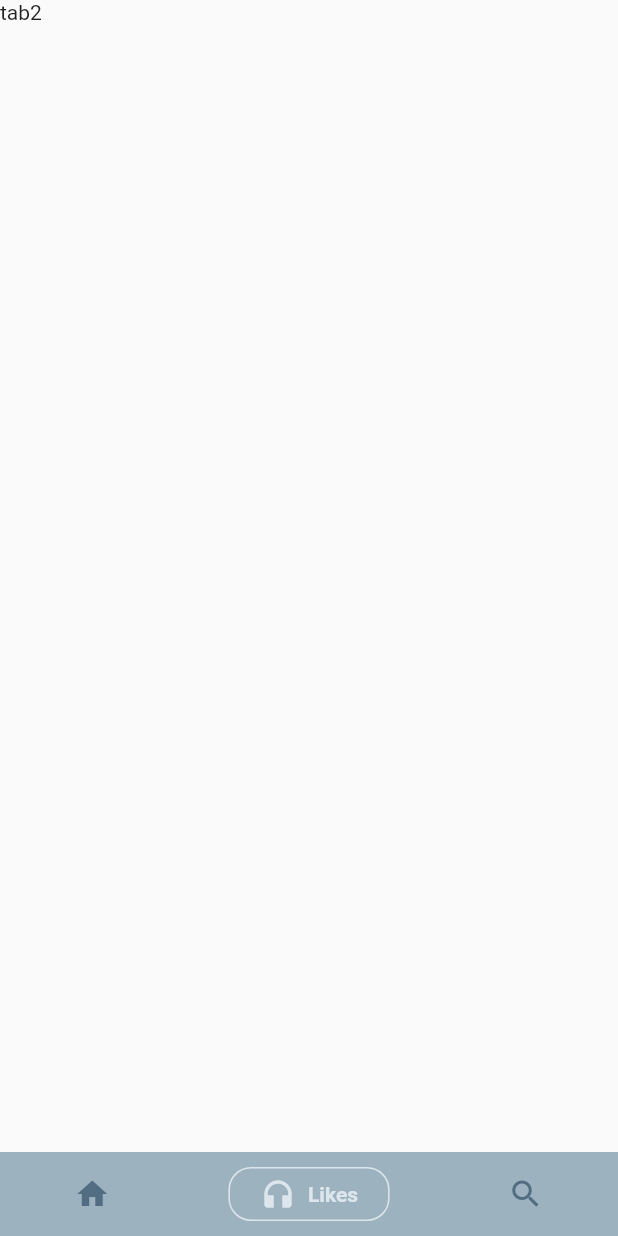
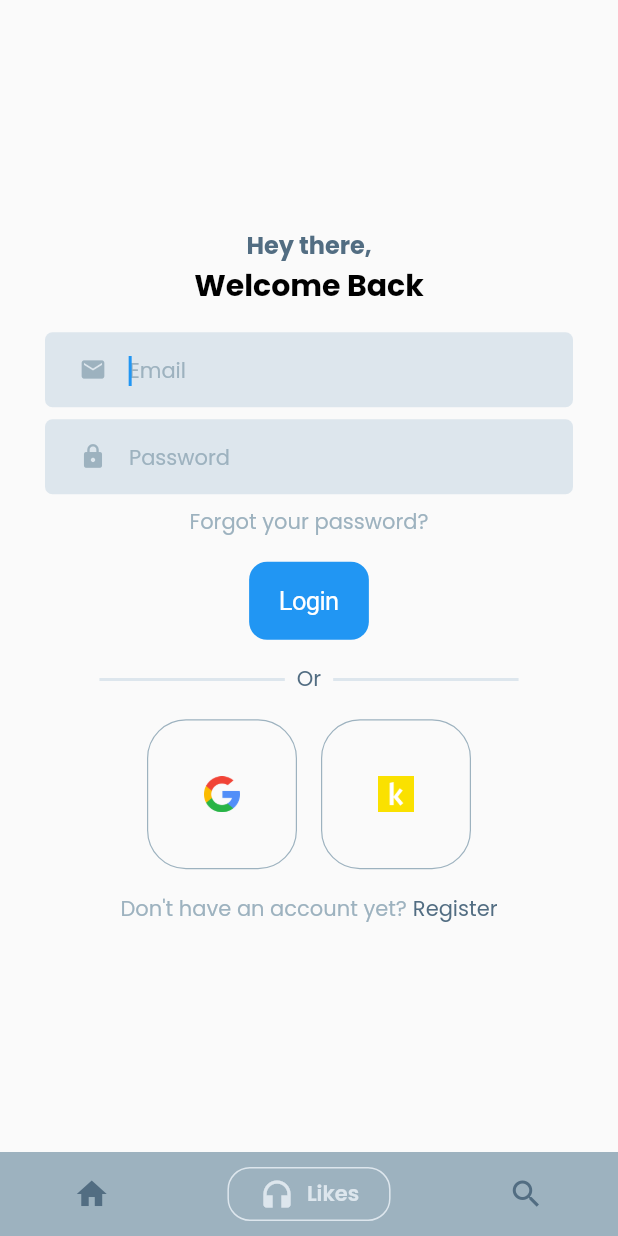
Before and after one commit to CoPumTa/CoPumTa_App, a Flutter app: the screen it shows after launch, item 2 of the bottom bar chosen, on a phone screen of 412 x 824 dp. Run offline on Flutter 3.47's test engine with Material 2 defaults, Android fonts, the phone set to English and light mode, and no system bars; drawn by our look-alikes of google_nav_bar; our stand-ins replace fluttertoast.

Commit message:
implement UI of login page

```diff
--- a/lib/main.dart
+++ b/lib/main.dart
@@ -1,3 +1,4 @@
+import 'package:client/pages/login/login_page.dart';
 import 'package:flutter/material.dart';
 
 import 'components/bottom_navigation_bar.dart';
@@ -34,18 +35,17 @@ class _MainAppState extends State<MainApp> with SingleTickerProviderStateMixin {
   @override
   Widget build(BuildContext context) {
     return MaterialApp(
+        theme: ThemeData(fontFamily: 'Poppins'),
         home: Scaffold(
           body: TabBarView(
               physics: const NeverScrollableScrollPhysics(),
               controller: _tabController,
               children: [
                 Timer(),
-            Tab2(),
+                LoginPage(),
                 Tab3(),
-          ]
-        ),
+              ]),
           bottomNavigationBar: NavBar(_tabController),
-      )
-    );
+        ));
   }
 }
--- /dev/null
+++ b/lib/pages/login/login_page.dart
@@ -0,0 +1,79 @@
+import 'package:client/style.dart';
+import 'package:client/widgets/gap.dart';
+import 'package:client/widgets/login_social_button.dart';
+import 'package:client/widgets/login_text_input.dart';
+import 'package:flutter/cupertino.dart';
+import 'package:flutter/material.dart';
+
+class LoginPage extends StatelessWidget {
+  final double gap = 8.0;
+
+  @override
+  Widget build(BuildContext context) {
+    return Padding(
+        padding: EdgeInsetsDirectional.fromSTEB(30, 0, 30, 0),
+        child: Column(
+            mainAxisSize: MainAxisSize.max,
+            mainAxisAlignment: MainAxisAlignment.center,
+            children: [
+              Text("Hey there,", style: TextStyles.Secondary),
+              Text("Welcome Back", style: TextStyles.Primary),
+              Gap(height: gap * 2),
+              LoginTextInput(hintText: 'Email', prefixIcon: Icons.mail),
+              Gap(height: gap),
+              LoginTextInput(hintText: 'Password', prefixIcon: Icons.lock),
+              Gap(height: gap),
+              Text("Forgot your password?", style: TextStyles.Hint),
+              Gap(height: gap * 2),
+              CupertinoButton.filled(child: Text('Login'), onPressed: () {}),
+              Gap(height: gap * 2),
+              Row(
+                mainAxisSize: MainAxisSize.max,
+                mainAxisAlignment: MainAxisAlignment.center,
+                children: [
+                  Container(
+                    width: MediaQuery.sizeOf(context).width * 0.3,
+                    height: 2,
+                    decoration: BoxDecoration(
+                      color: lightColor,
+                    ),
+                  ),
+                  Padding(
+                    padding: EdgeInsetsDirectional.fromSTEB(8, 0, 8, 0),
+                    child: Text(
+                      'Or',
+                      style: TextStyles.Main,
+                    ),
+                  ),
+                  Container(
+                    width: MediaQuery.sizeOf(context).width * 0.3,
+                    height: 2,
+                    decoration: BoxDecoration(
+                      color: lightColor,
+                    ),
+                  ),
+                ],
+              ),
+              Gap(height: gap * 2),
+              const Row(
+                  mainAxisSize: MainAxisSize.max,
+                  mainAxisAlignment: MainAxisAlignment.center,
+                  children: [
+                    LoginSocialButton(
+                        imageSource: 'assets/images/logo_google.png'),
+                    SizedBox(width: 16.0),
+                    LoginSocialButton(
+                        imageSource: 'assets/images/logo_kakao.png'),
+                  ]),
+              Gap(height: gap * 2),
+              const Row(
+                  mainAxisAlignment: MainAxisAlignment.center,
+                  mainAxisSize: MainAxisSize.min,
+                  children: [
+                    Text("Don\'t have an account yet?", style: TextStyles.Hint),
+                    SizedBox(width: 4.0),
+                    Text("Register", style: TextStyles.Main),
+                  ])
+            ]));
+  }
+}
```
Lines whose indentation alone changed are shown as unchanged.
